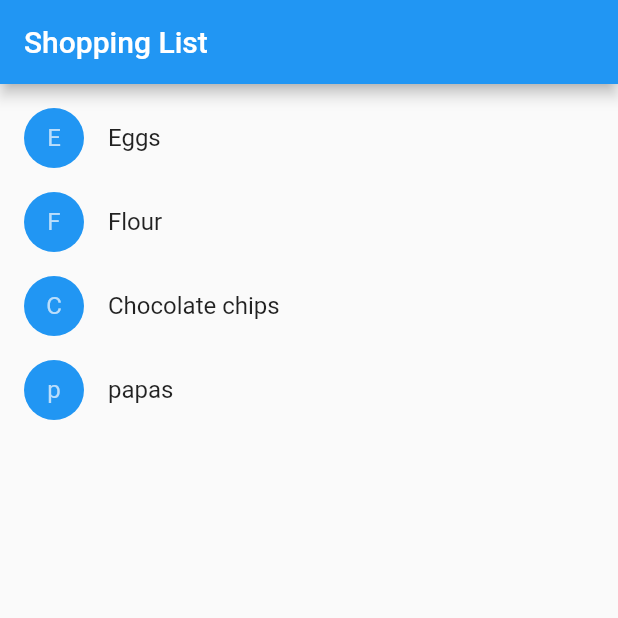
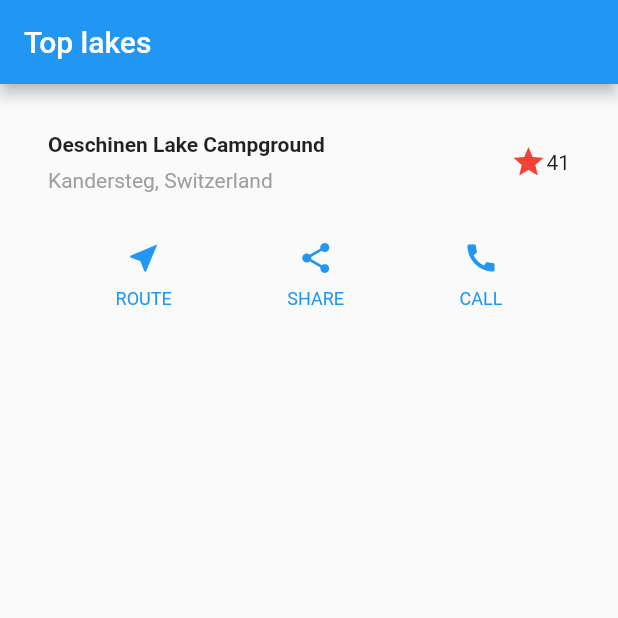
Before and after one commit to poxstone/flutter_app, a Flutter app: the screen it shows after launch, on a phone screen of 412 x 824 dp, the top half of it. Run offline on Flutter 3.47's test engine with Material 2 defaults, Android fonts, the phone set to English and light mode, and no system bars.

Commit message:
add layout

```diff
--- a/lib/main.dart
+++ b/lib/main.dart
@@ -1,105 +1,88 @@
 import 'package:flutter/material.dart';
 // https://flutter.io/docs/development/ui/widgets-intro
 
-class Product {
-  const Product({this.name});
-  final String name;
+void main() {
+  runApp(MaterialApp(
+      title: 'Shopping App',
+      home: Scaffold(
+        appBar: AppBar(
+          title: Text('Top lakes'),
+        ),
+        body: Column(
+          children: [
+            titleSection,
+            buttonSection,
+          ],
+        ),
+      )));
 }
 
-typedef void CartChangedCallback(Product product, bool inCart);
+Widget titleSection = Container(
+  padding: const EdgeInsets.all(32.0),
+  child: Row(
+    children: [
+      Expanded(
+        /*1*/
+        child: Column(
+          crossAxisAlignment: CrossAxisAlignment.start,
+          children: [
+            /*2*/
+            Container(
+              padding: const EdgeInsets.only(bottom: 8.0),
+              child: Text(
+                'Oeschinen Lake Campground',
+                style: TextStyle(
+                  fontWeight: FontWeight.bold,
+                ),
+              ),
+            ),
+            Text(
+              'Kandersteg, Switzerland',
+              style: TextStyle(
+                color: Colors.grey[500],
+              ),
+            ),
+          ],
+        ),
+      ),
+      /*3*/
+      Icon(
+        Icons.star,
+        color: Colors.red[500],
+      ),
+      Text('41'),
+    ],
+  ),
+);
 
+Widget buttonSection = Container(
+  child: Row(
+    mainAxisAlignment: MainAxisAlignment.spaceEvenly,
+    children: [
+      _buildButtonColumn(Colors.blue, Icons.near_me, 'ROUTE'),
+      _buildButtonColumn(Colors.blue, Icons.share, 'SHARE'),
+      _buildButtonColumn(Colors.blue, Icons.call, 'CALL'),
+    ],
+  ),
+);
 
-class ShoppingListItem extends StatelessWidget {
-  ShoppingListItem({Product product, this.inCart, this.onCartChanged})
-      : product = product,
-        super(key: ObjectKey(product));
-
-  final Product product;
-  final bool inCart;
-  final CartChangedCallback onCartChanged;
-
-  Color _getColor(BuildContext context) {
-    return inCart ? Colors.black54 : Theme.of(context).primaryColor;
-  }
-
-  TextStyle _getTextStyle(BuildContext context) {
-    if (!inCart) return null;
-
-    return TextStyle(
-      color: Colors.black54,
-      decoration: TextDecoration.lineThrough,
-    );
-  }
-
-  @override
-  Widget build(BuildContext context) {
-    return ListTile(
-      onTap: () {
-        onCartChanged(product, !inCart);
-      },
-      leading: CircleAvatar(
-        backgroundColor: _getColor(context),
-        child: Text(product.name[0]),
+Column _buildButtonColumn(Color color, IconData icon, String label) {
+  return Column(
+    mainAxisSize: MainAxisSize.min,
+    mainAxisAlignment: MainAxisAlignment.center,
+    children: [
+      Icon(icon, color: color),
+      Container(
+        margin: const EdgeInsets.only(top: 8.0),
+        child: Text(
+          label,
+          style: TextStyle(
+            fontSize: 12.0,
+            fontWeight: FontWeight.w400,
+            color: color,
+          ),
+        ),
       ),
-      title: Text(product.name, style: _getTextStyle(context)),
-    );
-  }
+    ],
+  );
 }
-
-
-class _ShoppingListState extends State<ShoppingList> {
-  Set<Product> _shoppingCart = Set<Product>();
-
-  void _handleCartChanged(Product product, bool inCart) {
-    setState(() {
-      if (inCart)
-        _shoppingCart.add(product);
-      else
-        _shoppingCart.remove(product);
-    });
-  }
-
-  @override
-  Widget build(BuildContext context) {
-    return Scaffold(
-      appBar: AppBar(
-        title: Text('Shopping List'),
-      ),
-      body: ListView(
-        padding: EdgeInsets.symmetric(vertical: 8.0),
-        children: widget.products.map((Product product) {
-          return ShoppingListItem(
-            product: product,
-            inCart: _shoppingCart.contains(product),
-            onCartChanged: _handleCartChanged,
-          );
-        }).toList(),
-      ),
-    );
-  }
-}
-
-
-class ShoppingList extends StatefulWidget {
-  final List<Product> products;
-
-  ShoppingList({Key key, this.products}) : super(key: key);
-
-  @override
-  _ShoppingListState createState() => _ShoppingListState();
-}
-
-
-void main() {
-  runApp(MaterialApp(
-    title: 'Shopping App',
-    home: ShoppingList(
-      products: <Product>[
-        Product(name: 'Eggs'),
-        Product(name: 'Flour'),
-        Product(name: 'Chocolate chips'),
-        Product(name: 'papas'),
-      ],
-    ),
-  ));
-}
```
